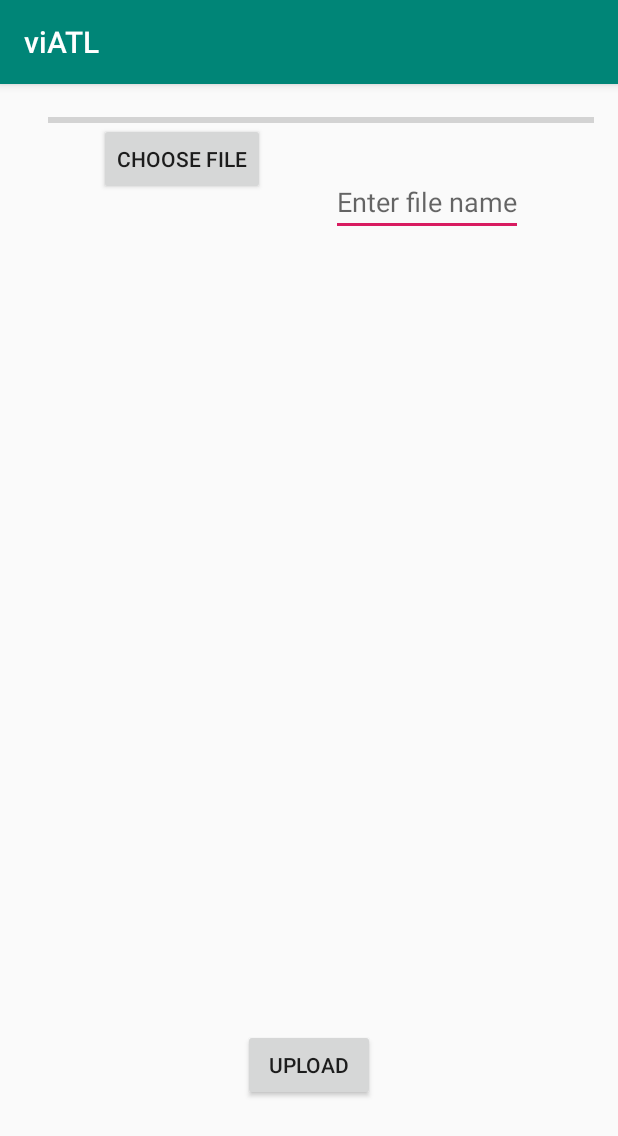
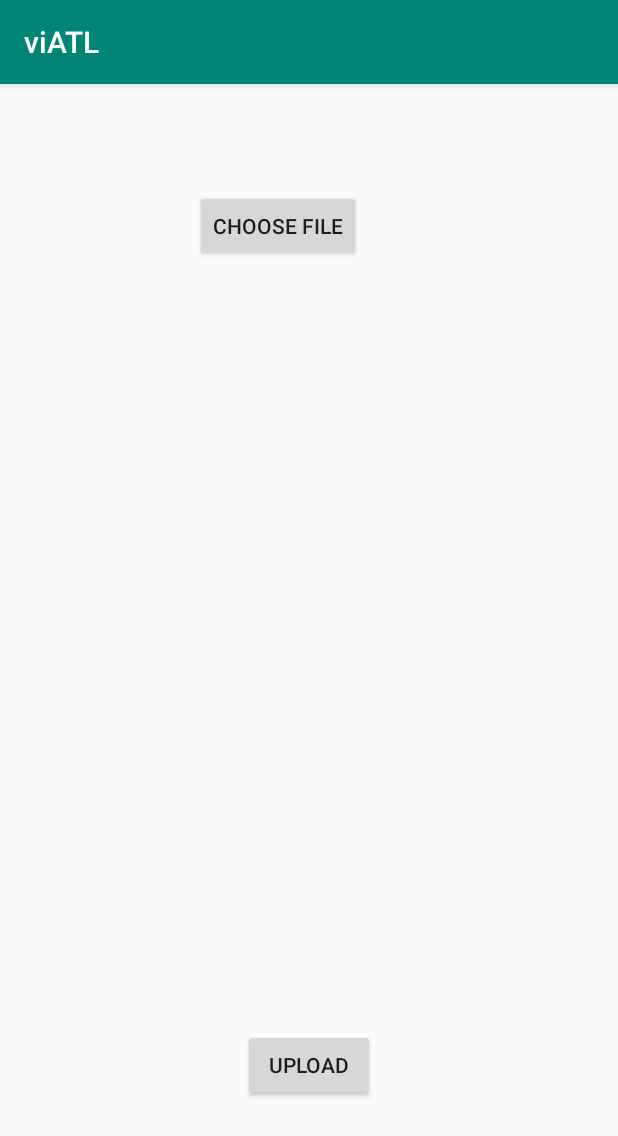
Before and after one commit to amarsgithub/viATL, an Android app: the screen it shows after launch (MainActivity), on a phone screen of 412 x 824 dp. Shown: the top 1136 px of the screen. Run offline under Robolectric (Android 15) with nearby library versions, the phone set to English and light mode, and no system bars; our stand-ins replace Firebase (no records; nobody signed in at launch, a user with empty details on screens opened directly).

Commit message:
Garbage changes

```diff
--- a/app/src/main/res/layout/activity_main.xml
+++ b/app/src/main/res/layout/activity_main.xml
@@ -14,10 +14,12 @@
         android:layout_alignBottom="@+id/edit_text_file_name"
         android:layout_alignParentStart="true"
         android:layout_alignParentLeft="true"
-        android:layout_marginStart="50dp"
-        android:layout_marginLeft="50dp"
-        android:layout_marginBottom="27dp"
-        android:text="Choose File" />
+        android:layout_centerHorizontal="true"
+        android:layout_marginStart="114dp"
+        android:layout_marginLeft="114dp"
+        android:layout_marginBottom="76dp"
+        android:text="Choose File"
+        android:visibility="visible" />
 
     <EditText
         android:id="@+id/edit_text_file_name"
@@ -28,22 +30,22 @@
         android:layout_alignParentRight="true"
         android:layout_marginStart="16dp"
         android:layout_marginLeft="16dp"
-        android:layout_marginTop="40dp"
-        android:layout_marginEnd="47dp"
-        android:layout_marginRight="47dp"
-        android:hint="Enter file name" />
+        android:layout_marginTop="133dp"
+        android:layout_marginEnd="57dp"
+        android:layout_marginRight="57dp"
+        android:inputType="none"
+        android:visibility="invisible" />
 
     <ImageView
         android:id="@+id/image_view"
         android:layout_width="match_parent"
         android:layout_height="860dp"
         android:layout_alignParentStart="true"
-        android:layout_alignParentLeft="true"
         android:layout_alignParentBottom="true"
         android:layout_marginStart="18dp"
-        android:layout_marginLeft="18dp"
         android:layout_marginBottom="155dp"
-        android:visibility="invisible" />
+        android:layout_alignParentLeft="true"
+        android:layout_marginLeft="18dp" />
         android:layout_below="@id/edit_text_file_name"
         android:layout_centerHorizontal="true"
         android:layout_marginTop="36dp" />
@@ -52,12 +54,14 @@
 
     <ProgressBar
         android:id="@+id/progress_bar"
-        style="@style/Widget.AppCompat.ProgressBar.Horizontal"
-        android:layout_width="match_parent"
+        style="@android:style/Widget.DeviceDefault.Light.ProgressBar.Horizontal"
+        android:layout_width="150dp"
         android:layout_height="wrap_content"
         android:layout_alignParentLeft="true"
-        android:layout_marginLeft="16dp"
-        android:layout_marginBottom="16dp" />
+        android:layout_marginLeft="96dp"
+
+        android:layout_marginBottom="16dp"
+        android:visibility="invisible" />
 
     <Button
         android:id="@+id/button_upload"
```
